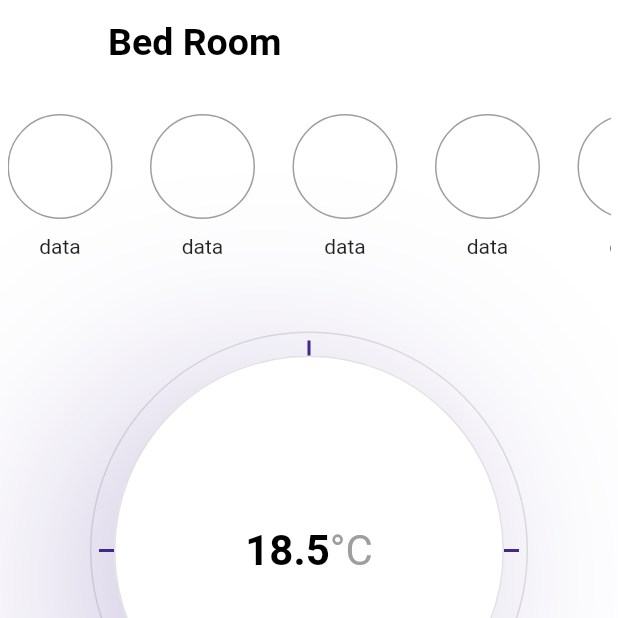
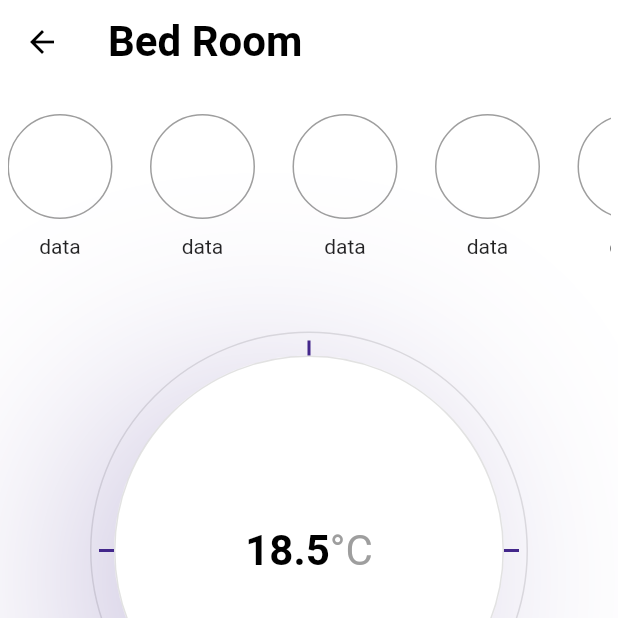
Before and after one commit to GabbyOwusu/voltagechecker_ui, a Flutter app: the BedRoom screen opened directly, on a phone screen of 412 x 824 dp, the top half of it. Run offline on Flutter 3.47's test engine with Material 2 defaults, Android fonts, the phone set to English and light mode, and no system bars.

Commit message:
A few minor changes

```diff
--- a/lib/screens/settingsPage.dart
+++ b/lib/screens/settingsPage.dart
@@ -14,12 +14,19 @@ class _BedRoomState extends State<BedRoom> {
     return Scaffold(
       backgroundColor: Colors.white,
       appBar: AppBar(
+        leading: IconButton(
+          icon: Icon(Icons.arrow_back),
+          onPressed: () {
+            Navigator.pop(context);
+          },
+          color: Colors.black,
+        ),
         backgroundColor: Colors.white,
         elevation: 0,
         title: Text(
           'Bed Room',
           style: TextStyle(
-            fontSize: 25,
+            fontSize: 28,
             color: Colors.black,
             fontWeight: FontWeight.bold,
           ),
@@ -133,7 +140,8 @@ class _BedRoomState extends State<BedRoom> {
                 ),
               ),
             ],
-          )
+          ),
+          SizedBox(height: 20)
         ],
       ),
     );
```
